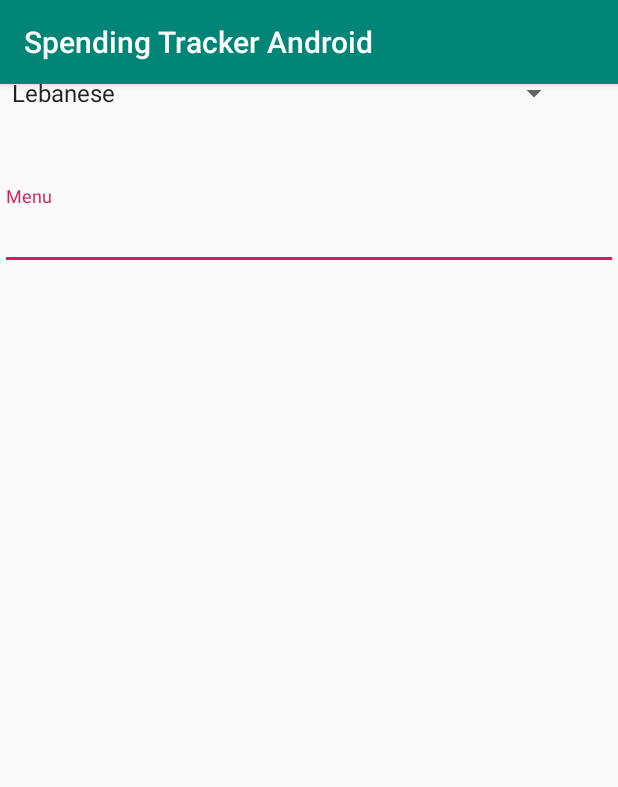
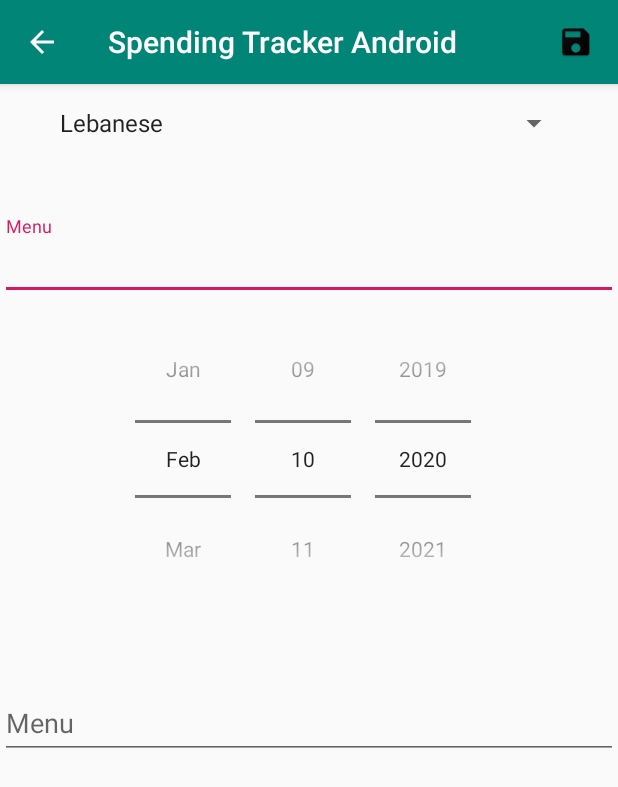
Before and after one commit to HadyZ/SpendingTrackerAndroid, an Android app: the AddTransaction screen opened directly, with no data from a screen before it, on a phone screen of 412 x 824 dp. Shown: the top 787 px of the screen. Run offline under Robolectric (Android 15) with nearby library versions, the phone set to English and light mode, and no system bars.

Commit message:
Add transactions

```diff
--- a/app/src/main/java/com/example/spendingtrackerandroid/AddTransaction.java
+++ b/app/src/main/java/com/example/spendingtrackerandroid/AddTransaction.java
@@ -15,10 +15,17 @@ public class AddTransaction extends AppCompatActivity {
         setContentView(R.layout.activity_add_transaction);
         Toolbar toolbar = findViewById(R.id.toolbar);
         setSupportActionBar(toolbar);
+
+        getSupportActionBar().setDisplayHomeAsUpEnabled(true);
+        getSupportActionBar().setDisplayShowHomeEnabled(true);
     }
 
 
-
+    @Override
+    public boolean onSupportNavigateUp() {
+        onBackPressed();
+        return true;
+    }
 
     @Override
     public boolean onCreateOptionsMenu(Menu menu) {
--- a/app/src/main/res/layout/activity_add_transaction.xml
+++ b/app/src/main/res/layout/activity_add_transaction.xml
@@ -2,6 +2,7 @@
 <RelativeLayout
     xmlns:android="http://schemas.android.com/apk/res/android"
     xmlns:app="http://schemas.android.com/apk/res-auto"
+    xmlns:tools="http://schemas.android.com/tools"
     android:layout_width="match_parent"
     android:layout_height="match_parent"
     android:fitsSystemWindows="true"
@@ -27,19 +28,20 @@
         android:id="@+id/spinner"
         android:layout_width="match_parent"
         android:layout_height="wrap_content"
-        android:layout_marginStart="0dp"
+        android:layout_marginStart="32dp"
         android:layout_marginEnd="32dp"
         android:entries="@array/type"
-        android:layout_marginTop="50dp"
+        android:layout_marginTop="70dp"
         />
 
 
     <com.google.android.material.textfield.TextInputLayout
+        android:id="@+id/summary"
         android:layout_below="@id/spinner"
-android:layout_marginTop="50dp"
-    android:layout_width="match_parent"
-    android:layout_height="wrap_content"
-    android:hint="@string/menu">
+        android:layout_marginTop="50dp"
+        android:layout_width="match_parent"
+        android:layout_height="wrap_content"
+        android:hint="@string/menu">
 
     <com.google.android.material.textfield.TextInputEditText
 
@@ -48,4 +50,34 @@ android:layout_marginTop="50dp"
 
     </com.google.android.material.textfield.TextInputLayout>
 
+    <TextView
+        android:layout_width="match_parent"
+        android:layout_height="match_parent"
+        android:text="Date"/>
+    <DatePicker
+        android:layout_below="@id/summary"
+        android:id="@+id/datePicker1"
+        android:layout_width="wrap_content"
+        android:layout_height="wrap_content"
+        android:calendarViewShown="false"
+        android:datePickerMode="spinner"
+        android:layout_centerHorizontal="true"/>
+
+
+    <com.google.android.material.textfield.TextInputLayout
+        android:id="@+id/amount"
+        android:layout_below="@id/summary"
+        android:layout_marginTop="250dp"
+        android:layout_width="match_parent"
+        android:layout_height="wrap_content"
+        android:hint="@string/menu">
+
+        <com.google.android.material.textfield.TextInputEditText
+            android:inputType="number"
+            android:layout_width="match_parent"
+            android:layout_height="wrap_content" />
+
+    </com.google.android.material.textfield.TextInputLayout>
+
+
 </RelativeLayout>
--- a/app/src/main/res/menu/transaction_bar.xml
+++ b/app/src/main/res/menu/transaction_bar.xml
@@ -1,11 +1,13 @@
 <?xml version="1.0" encoding="utf-8"?>
-<menu xmlns:tools="http://schemas.android.com/tools"
+<menu xmlns:app="http://schemas.android.com/apk/res-auto"
+    xmlns:tools="http://schemas.android.com/tools"
     xmlns:android="http://schemas.android.com/apk/res/android"
     tools:ignore="MissingDefaultResource">
-
-<!--    <item-->
-<!--        android:id="@+id/action_settings"-->
-<!--        android:icon="@drawable/ic_menu_send"-->
-<!--        android:orderInCategory="100"-->
-<!--        android:title="@string/action_settings" />-->
+    <item
+        android:enabled="true"
+        android:icon="@mipmap/ic_save"
+        android:orderInCategory="0"
+        android:title="save"
+        android:visible="true"
+        app:showAsAction="always" />
 </menu>
```
